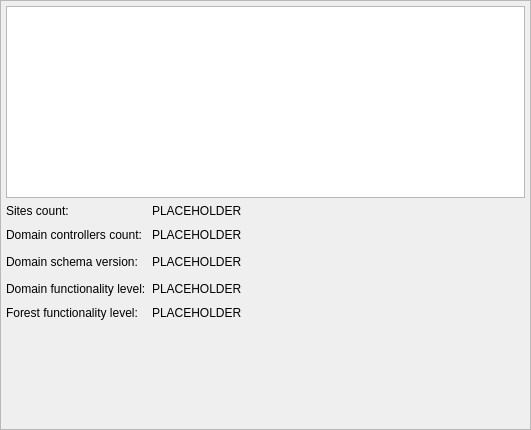
The window that src/admc/domain_info_results_widget/domain_info_results_widget.ui (altlinux/admc) describes before a commit, drawn with Qt 5.
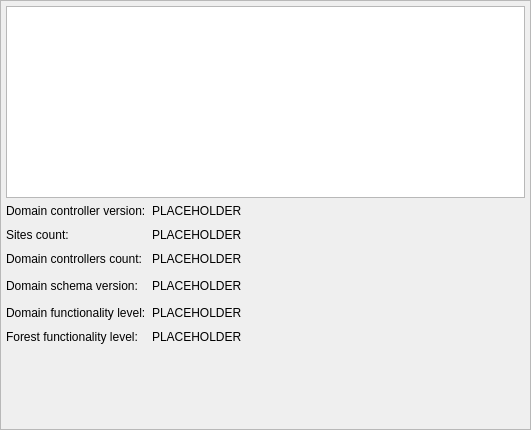
The same window after the commit.

Commit message: Add connected DC's OS and its version to domain info results

What changed in the file:
```diff
--- a/src/admc/domain_info_results_widget/domain_info_results_widget.ui
+++ b/src/admc/domain_info_results_widget/domain_info_results_widget.ui
@@ -61,35 +61,7 @@
         <property name="verticalSpacing">
          <number>10</number>
         </property>
-        <item row="2" column="0">
-         <widget class="QLabel" name="domain_schema_version_label">
-          <property name="text">
-           <string>Domain schema version:</string>
-          </property>
-         </widget>
-        </item>
-        <item row="2" column="1">
-         <widget class="QLabel" name="domain_schema_value">
-          <property name="text">
-           <string>PLACEHOLDER</string>
-          </property>
-         </widget>
-        </item>
-        <item row="5" column="0">
-         <widget class="QLabel" name="forest_functionality_label">
-          <property name="text">
-           <string>Forest functionality level:</string>
-          </property>
-         </widget>
-        </item>
-        <item row="1" column="1">
-         <widget class="QLabel" name="dc_count_value">
-          <property name="text">
-           <string>PLACEHOLDER</string>
-          </property>
-         </widget>
-        </item>
-        <item row="2" column="2">
+        <item row="3" column="2">
          <spacer name="horizontalSpacer">
           <property name="orientation">
            <enum>Qt::Horizontal</enum>
@@ -102,43 +74,85 @@
           </property>
          </spacer>
         </item>
-        <item row="5" column="1">
-         <widget class="QLabel" name="forest_functionality_value">
+        <item row="6" column="0">
+         <widget class="QLabel" name="forest_functionality_label">
           <property name="text">
-           <string>PLACEHOLDER</string>
+           <string>Forest functionality level:</string>
           </property>
          </widget>
         </item>
-        <item row="4" column="1">
-         <widget class="QLabel" name="domain_functionality_value">
+        <item row="3" column="0">
+         <widget class="QLabel" name="domain_schema_version_label">
           <property name="text">
+           <string>Domain schema version:</string>
+          </property>
+         </widget>
+        </item>
+        <item row="3" column="1">
+         <widget class="QLabel" name="domain_schema_value">
+          <property name="text">
            <string>PLACEHOLDER</string>
           </property>
          </widget>
         </item>
-        <item row="1" column="0">
+        <item row="2" column="0">
          <widget class="QLabel" name="dc_count_label">
           <property name="text">
            <string>Domain controllers count:</string>
           </property>
          </widget>
         </item>
-        <item row="4" column="0">
+        <item row="5" column="0">
          <widget class="QLabel" name="domain_functionality_label">
           <property name="text">
            <string>Domain functionality level:</string>
           </property>
          </widget>
         </item>
-        <item row="0" column="0">
+        <item row="1" column="1">
+         <widget class="QLabel" name="sites_count_value">
+          <property name="text">
+           <string>PLACEHOLDER</string>
+          </property>
+         </widget>
+        </item>
+        <item row="6" column="1">
+         <widget class="QLabel" name="forest_functionality_value">
+          <property name="text">
+           <string>PLACEHOLDER</string>
+          </property>
+         </widget>
+        </item>
+        <item row="5" column="1">
+         <widget class="QLabel" name="domain_functionality_value">
+          <property name="text">
+           <string>PLACEHOLDER</string>
+          </property>
+         </widget>
+        </item>
+        <item row="1" column="0">
          <widget class="QLabel" name="sites_count_label">
           <property name="text">
            <string>Sites count:</string>
           </property>
          </widget>
         </item>
+        <item row="2" column="1">
+         <widget class="QLabel" name="dc_count_value">
+          <property name="text">
+           <string>PLACEHOLDER</string>
+          </property>
+         </widget>
+        </item>
+        <item row="0" column="0">
+         <widget class="QLabel" name="dc_version_label">
+          <property name="text">
+           <string>Domain controller version:</string>
+          </property>
+         </widget>
+        </item>
         <item row="0" column="1">
-         <widget class="QLabel" name="sites_count_value">
+         <widget class="QLabel" name="dc_version_value">
           <property name="text">
            <string>PLACEHOLDER</string>
           </property>
```
The commit also changes 2 other files.
